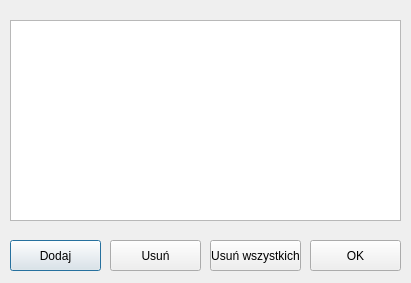
The window that userlistwindow.ui (DarkRaven255/Fiszki) describes before a commit, drawn with Qt 5.
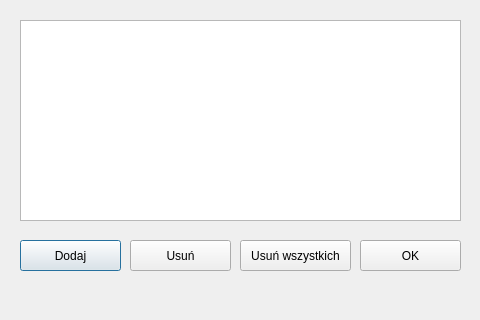
The same window after the commit.

Diff of the .ui file:
```diff
--- a/userlistwindow.ui
+++ b/userlistwindow.ui
@@ -6,19 +6,31 @@
    <rect>
     <x>0</x>
     <y>0</y>
-    <width>411</width>
-    <height>283</height>
+    <width>480</width>
+    <height>320</height>
    </rect>
   </property>
+  <property name="minimumSize">
+   <size>
+    <width>480</width>
+    <height>320</height>
+   </size>
+  </property>
+  <property name="maximumSize">
+   <size>
+    <width>480</width>
+    <height>320</height>
+   </size>
+  </property>
   <property name="windowTitle">
    <string>Lista użytkowników</string>
   </property>
   <widget class="QPushButton" name="addNewUserBtn">
    <property name="geometry">
     <rect>
-     <x>10</x>
+     <x>20</x>
      <y>240</y>
-     <width>91</width>
+     <width>101</width>
      <height>31</height>
     </rect>
    </property>
@@ -29,9 +41,9 @@
   <widget class="QPushButton" name="okBtn">
    <property name="geometry">
     <rect>
-     <x>310</x>
+     <x>360</x>
      <y>240</y>
-     <width>91</width>
+     <width>101</width>
      <height>31</height>
     </rect>
    </property>
@@ -42,9 +54,9 @@
   <widget class="QPushButton" name="deleteUser">
    <property name="geometry">
     <rect>
-     <x>110</x>
+     <x>130</x>
      <y>240</y>
-     <width>91</width>
+     <width>101</width>
      <height>31</height>
     </rect>
    </property>
@@ -55,9 +67,9 @@
   <widget class="QPushButton" name="deleteAllUsersBtn">
    <property name="geometry">
     <rect>
-     <x>210</x>
+     <x>240</x>
      <y>240</y>
-     <width>91</width>
+     <width>111</width>
      <height>31</height>
     </rect>
    </property>
@@ -68,9 +80,9 @@
   <widget class="QListWidget" name="listWidget">
    <property name="geometry">
     <rect>
-     <x>10</x>
+     <x>20</x>
      <y>20</y>
-     <width>391</width>
+     <width>441</width>
      <height>201</height>
     </rect>
    </property>
```
